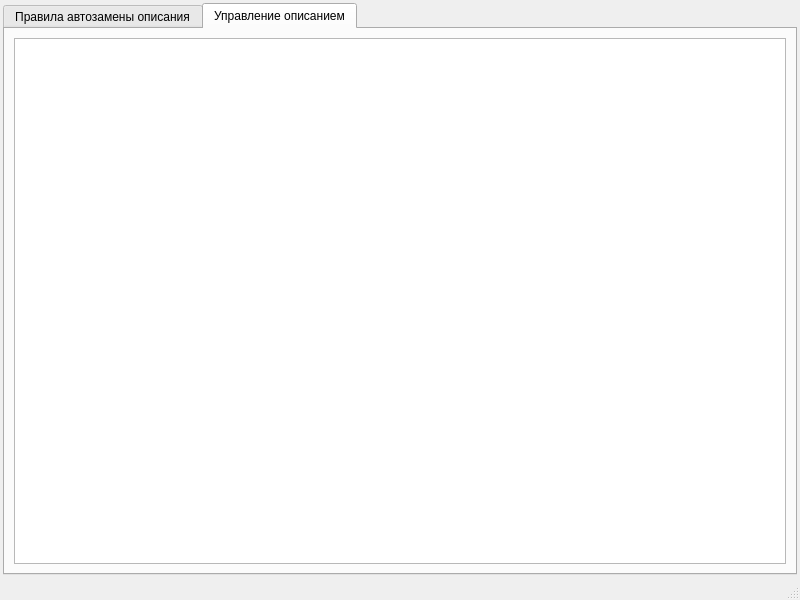
Qt form ui/forms/form_control_description.ui (e-vladimir/finmanager) before a commit.
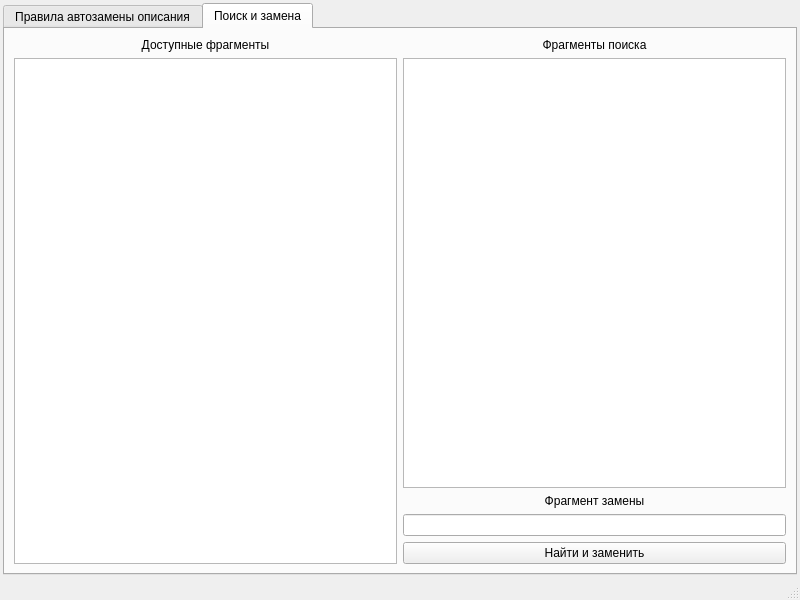
The same form after that commit.

Commit message: Управление описанием + Замена/Сокращение описания

```diff
--- a/ui/forms/form_control_description.ui
+++ b/ui/forms/form_control_description.ui
@@ -69,39 +69,76 @@
       </widget>
       <widget class="QWidget" name="tab_control">
        <attribute name="title">
-        <string>Управление описанием</string>
+        <string>Поиск и замена</string>
        </attribute>
-       <layout class="QVBoxLayout" name="verticalLayout_3">
+       <layout class="QHBoxLayout" name="horizontalLayout">
         <item>
-         <widget class="QTableView" name="table_control">
-          <property name="contextMenuPolicy">
-           <enum>Qt::ContextMenuPolicy::CustomContextMenu</enum>
-          </property>
-          <property name="editTriggers">
-           <set>QAbstractItemView::EditTrigger::NoEditTriggers</set>
-          </property>
-          <property name="alternatingRowColors">
-           <bool>false</bool>
-          </property>
-          <property name="selectionMode">
-           <enum>QAbstractItemView::SelectionMode::SingleSelection</enum>
-          </property>
-          <property name="selectionBehavior">
-           <enum>QAbstractItemView::SelectionBehavior::SelectRows</enum>
-          </property>
-          <attribute name="horizontalHeaderVisible">
-           <bool>false</bool>
-          </attribute>
-          <attribute name="horizontalHeaderMinimumSectionSize">
-           <number>100</number>
-          </attribute>
-          <attribute name="horizontalHeaderStretchLastSection">
-           <bool>true</bool>
-          </attribute>
-          <attribute name="verticalHeaderVisible">
-           <bool>false</bool>
-          </attribute>
-         </widget>
+         <layout class="QVBoxLayout" name="verticalLayout_4">
+          <item>
+           <widget class="QLabel" name="label_3">
+            <property name="text">
+             <string>Доступные фрагменты</string>
+            </property>
+            <property name="alignment">
+             <set>Qt::AlignmentFlag::AlignCenter</set>
+            </property>
+           </widget>
+          </item>
+          <item>
+           <widget class="QListWidget" name="list_control_replace_available">
+            <property name="editTriggers">
+             <set>QAbstractItemView::EditTrigger::NoEditTriggers</set>
+            </property>
+            <property name="alternatingRowColors">
+             <bool>true</bool>
+            </property>
+           </widget>
+          </item>
+         </layout>
+        </item>
+        <item>
+         <layout class="QVBoxLayout" name="verticalLayout_3">
+          <item>
+           <widget class="QLabel" name="label">
+            <property name="text">
+             <string>Фрагменты поиска</string>
+            </property>
+            <property name="alignment">
+             <set>Qt::AlignmentFlag::AlignCenter</set>
+            </property>
+           </widget>
+          </item>
+          <item>
+           <widget class="QPlainTextEdit" name="edit_control_replace_input">
+            <property name="tabChangesFocus">
+             <bool>true</bool>
+            </property>
+            <property name="lineWrapMode">
+             <enum>QPlainTextEdit::LineWrapMode::NoWrap</enum>
+            </property>
+           </widget>
+          </item>
+          <item>
+           <widget class="QLabel" name="label_2">
+            <property name="text">
+             <string>Фрагмент замены</string>
+            </property>
+            <property name="alignment">
+             <set>Qt::AlignmentFlag::AlignCenter</set>
+            </property>
+           </widget>
+          </item>
+          <item>
+           <widget class="QLineEdit" name="edit_control_replace_output"/>
+          </item>
+          <item>
+           <widget class="QPushButton" name="btn_control_replace">
+            <property name="text">
+             <string>Найти и заменить</string>
+            </property>
+           </widget>
+          </item>
+         </layout>
         </item>
        </layout>
       </widget>
```
Left out of the diff: 2 changed lines with no effect on the pictures. The commit also changes 7 other files.
